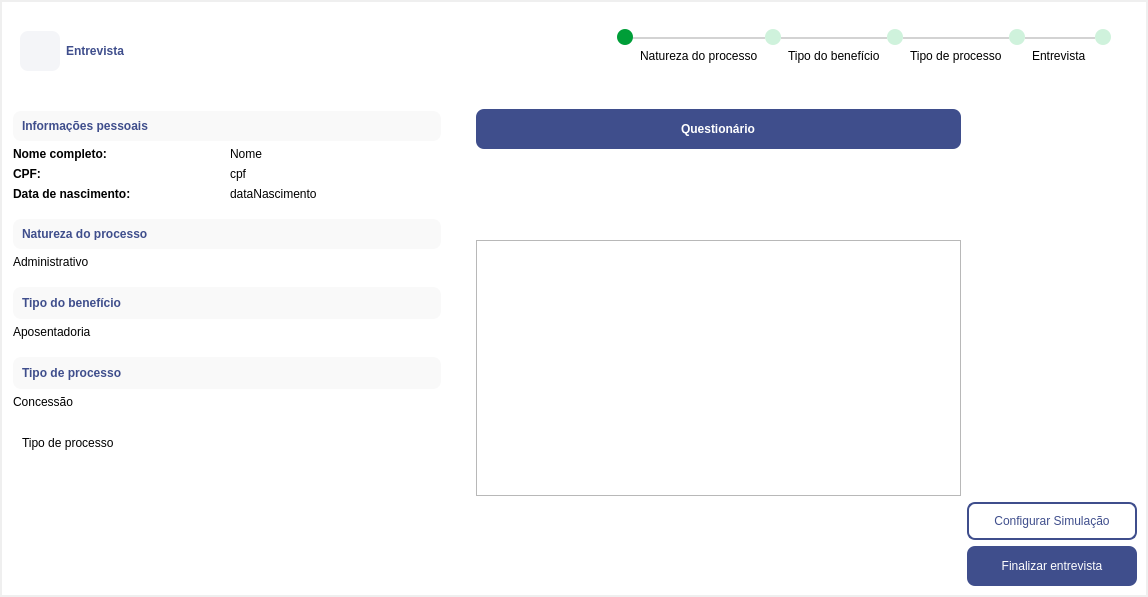
This is Design/UI/newEntrevistaPrincipal.ui in newprev/PrevCliente as Qt 5 draws it before an edit. The edited form follows.
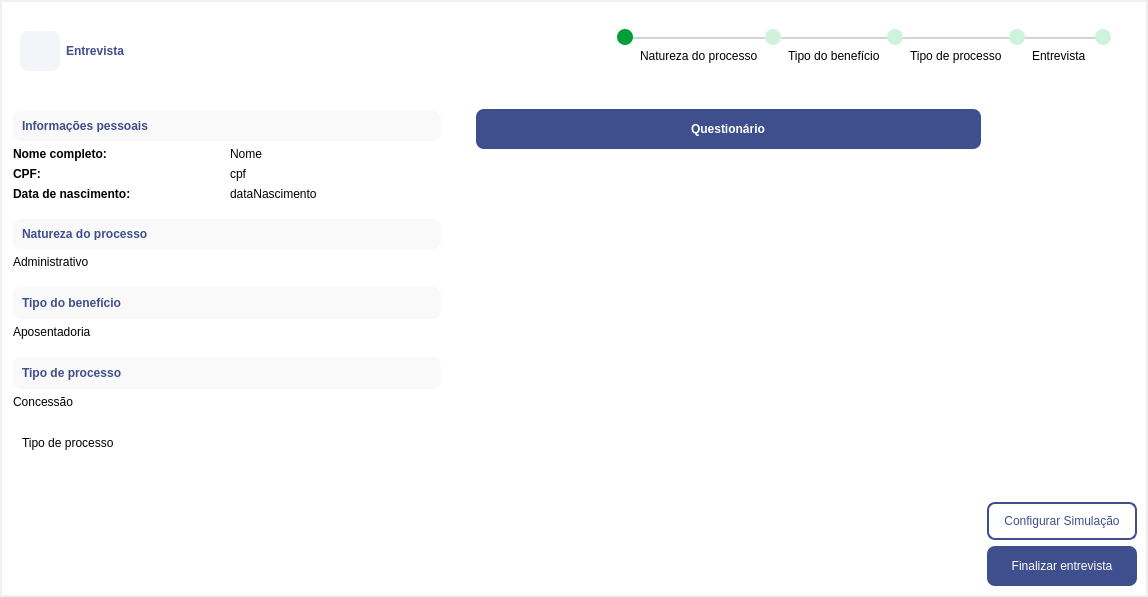
This is the edited form. The open tabs and pages were chosen to show the change. Icons and pictures are not drawn.

Commit message: Implementada parte da entrevista

Patch:
```diff
--- a/Design/UI/newEntrevistaPrincipal.ui
+++ b/Design/UI/newEntrevistaPrincipal.ui
@@ -1629,6 +1629,11 @@
 	border-radius: 8px;
 	
 	border: 0px solid none;
+}
+
+/* ------------------------ Scroll Area, Widget ------------------------*/
+#scrollEntrevista,  #scaQuestionario {
+	background-color: white;
 }</string>
             </property>
             <layout class="QGridLayout" name="gridLayout_5">
@@ -1701,19 +1706,57 @@
              <item row="1" column="0" rowspan="2">
               <widget class="QFrame" name="frQuestionario">
                <property name="sizePolicy">
-                <sizepolicy hsizetype="Preferred" vsizetype="MinimumExpanding">
+                <sizepolicy hsizetype="Preferred" vsizetype="Preferred">
                  <horstretch>0</horstretch>
                  <verstretch>0</verstretch>
                 </sizepolicy>
                </property>
                <property name="frameShape">
-                <enum>QFrame::StyledPanel</enum>
+                <enum>QFrame::NoFrame</enum>
                </property>
                <property name="frameShadow">
                 <enum>QFrame::Raised</enum>
                </property>
+               <layout class="QVBoxLayout" name="verticalLayout_23">
+                <item>
+                 <widget class="QScrollArea" name="scrollEntrevista">
+                  <property name="frameShape">
+                   <enum>QFrame::NoFrame</enum>
+                  </property>
+                  <property name="widgetResizable">
+                   <bool>true</bool>
+                  </property>
+                  <widget class="QWidget" name="scaQuestionario">
+                   <property name="geometry">
+                    <rect>
+                     <x>0</x>
+                     <y>0</y>
+                     <width>459</width>
+                     <height>68</height>
+                    </rect>
+                   </property>
+                  </widget>
+                 </widget>
+                </item>
+               </layout>
               </widget>
              </item>
+             <item row="3" column="0">
+              <spacer name="verticalSpacer_5">
+               <property name="orientation">
+                <enum>Qt::Vertical</enum>
+               </property>
+               <property name="sizeType">
+                <enum>QSizePolicy::MinimumExpanding</enum>
+               </property>
+               <property name="sizeHint" stdset="0">
+                <size>
+                 <width>20</width>
+                 <height>40</height>
+                </size>
+               </property>
+              </spacer>
+             </item>
             </layout>
            </widget>
           </widget>
```
The commit also changes 11 other files.
